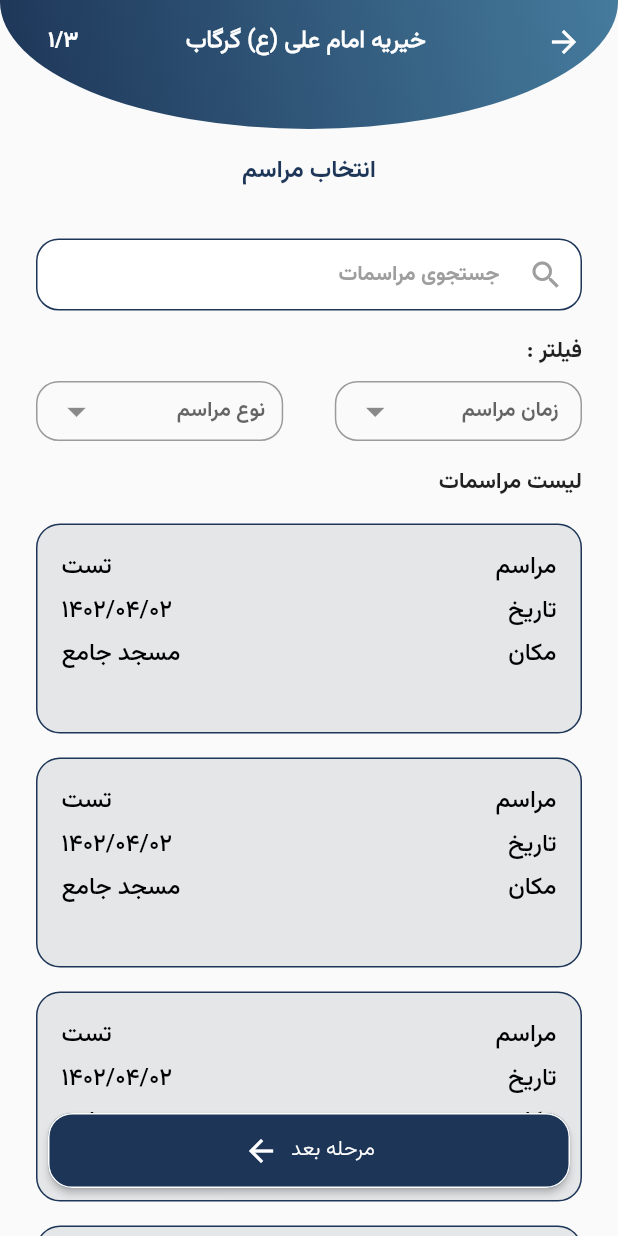
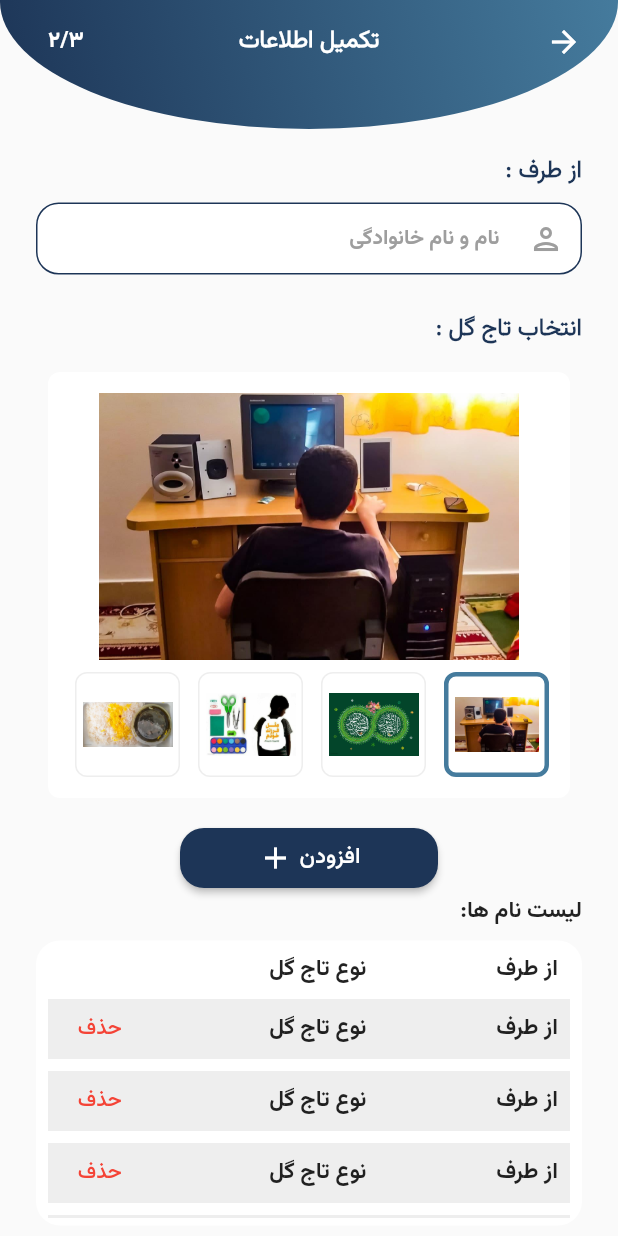
Before and after one commit to MJbidram/charity, a Flutter app: the screen it shows after launch, on a phone screen of 412 x 824 dp. Run offline on Flutter 3.47's test engine with Material 2 defaults, Android fonts, the phone set to English and light mode, and no system bars; our stand-ins replace awesome_dialog, cached_network_image, carousel_slider, dartz, dio, dropdown_button2 and 13 more; missing offline and left inert: dart:ffi, data_connection_checker_nulls, digit_to_persian_word, persian_number_utility, pushpole; accounts and stored records are empty.

Commit message:
add furtherـinformation Screen

```diff
--- a/lib/main.dart
+++ b/lib/main.dart
@@ -3,6 +3,7 @@ import 'package:charity/constants/constants.dart';
 import 'package:charity/di/di.dart';
 import 'package:charity/screens/pages/splash_screen.dart';
 import 'package:charity/screens/pages/wreath_screens/choose_event_screen.dart';
+import 'package:charity/screens/pages/wreath_screens/further%D9%80information.dart';
 import 'package:charity/screens/pages/wreath_screens/reserve_wreath_screen.dart';
 import 'package:flutter/material.dart';
 import 'package:flutter_bloc/flutter_bloc.dart';
@@ -57,7 +58,7 @@ class _MyAppState extends State<MyApp> {
       //   create: (context) => SplashBloc(),
       //   child: const SplashScreen(),
       // ),
-      home: ChooseEventScreen(),
+      home: FurtherInformationScreen(),
       theme: ThemeData(
         fontFamily: 'VB',
         backgroundColor: Colors.grey[200],
--- /dev/null
+++ b/lib/screens/pages/wreath_screens/furtherـinformation.dart
@@ -0,0 +1,383 @@
+import 'package:flutter/material.dart';
+import 'package:flutter/src/widgets/framework.dart';
+import 'package:flutter/src/widgets/placeholder.dart';
+
+import '../../../constants/constants.dart';
+
+class FurtherInformationScreen extends StatelessWidget {
+  FurtherInformationScreen({super.key});
+  List<String>? names;
+  @override
+  Widget build(BuildContext context) {
+    return Scaffold(
+      body: CustomScrollView(
+        slivers: [
+          _getAppBar(context),
+          _getNameTextFildandTitle(context),
+          getGallery(),
+          SliverToBoxAdapter(
+            child: Padding(
+              padding: const EdgeInsets.symmetric(horizontal: 120),
+              child: ElevatedButton(
+                style: ElevatedButton.styleFrom(
+                  backgroundColor: blueDark,
+                  minimumSize: Size(
+                    100,
+                    40,
+                  ),
+                  shape: RoundedRectangleBorder(
+                    borderRadius: BorderRadius.circular(16),
+                  ),
+                ),
+                onPressed: () {},
+                child:
+                    Row(mainAxisAlignment: MainAxisAlignment.center, children: [
+                  Text(
+                    'افزودن',
+                    style: Theme.of(context)
+                        .textTheme
+                        .headline2!
+                        .copyWith(fontSize: 15),
+                  ),
+                  const SizedBox(
+                    width: 4,
+                  ),
+                  const Icon(
+                    Icons.add,
+                    size: 24,
+                  ),
+                ]),
+              ),
+            ),
+          ),
+          const SliverToBoxAdapter(
+            child: Padding(
+                padding: EdgeInsets.symmetric(horizontal: 24),
+                child: Text('لیست نام ها:')),
+          ),
+          _getReservesNameList(),
+          _getNextLevelButton(context)
+        ],
+      ),
+    );
+  }
+
+  SliverToBoxAdapter _getReservesNameList() {
+    return SliverToBoxAdapter(
+      child: Padding(
+        padding: const EdgeInsets.only(left: 24, right: 24, bottom: 16, top: 8),
+        child: Container(
+          height: 190,
+          decoration: BoxDecoration(
+            color: white,
+            borderRadius: BorderRadius.circular(16),
+          ),
+          child: Column(
+            mainAxisAlignment: MainAxisAlignment.start,
+            children: [
+              Padding(
+                padding: const EdgeInsets.only(
+                    left: 16, right: 16, top: 8, bottom: 4),
+                child: Row(
+                  mainAxisAlignment: MainAxisAlignment.spaceBetween,
+                  children: const [
+                    Text('از طرف'),
+                    Text('نوع تاج گل'),
+                    SizedBox(
+                      width: 53,
+                    )
+                  ],
+                ),
+              ),
+              SizedBox(
+                height: 150,
+                child: ListView.builder(
+                  reverse: false,
+                  itemCount: 5,
+                  itemBuilder: (context, index) {
+                    return Padding(
+                      padding: const EdgeInsets.symmetric(horizontal: 8),
+                      child: Container(
+                        margin: const EdgeInsets.symmetric(vertical: 4),
+                        height: 40,
+                        color: grey,
+                        child: Padding(
+                          padding: const EdgeInsets.symmetric(horizontal: 8),
+                          child: Row(
+                            mainAxisAlignment: MainAxisAlignment.spaceBetween,
+                            children: [
+                              Text('از طرف'),
+                              Text('نوع تاج گل'),
+                              SizedBox(
+                                width: 53,
+                                child: TextButton(
+                                  onPressed: () {},
+                                  child: Text(
+                                    'حذف',
+                                    style: Theme.of(context)
+                                        .textTheme
+                                        .headline2!
+                                        .copyWith(
+                                            color: Colors.red, fontSize: 14),
+                                  ),
+                                ),
+                              ),
+                            ],
+                          ),
+                        ),
+                      ),
+                    );
+                  },
+                ),
+              ),
+            ],
+          ),
+        ),
+      ),
+    );
+  }
+
+  SliverToBoxAdapter _getNextLevelButton(BuildContext context) {
+    return SliverToBoxAdapter(
+      child: Padding(
+        padding: const EdgeInsets.symmetric(horizontal: 24),
+        child: ElevatedButton(
+          style: ElevatedButton.styleFrom(
+            backgroundColor: blueDark,
+            minimumSize: Size(
+              MediaQuery.of(context).size.width / 2.5,
+              50,
+            ),
+            shape: RoundedRectangleBorder(
+              borderRadius: BorderRadius.circular(16),
+              // side: BorderSide(
+              //   width: 1,
+              //   color: white,
+              // ),
+            ),
+          ),
+          onPressed: () {},
+          child: Row(mainAxisAlignment: MainAxisAlignment.center, children: [
+            Text(
+              'مرحله بعد',
+              style: Theme.of(context).textTheme.headline3,
+            ),
+            const SizedBox(
+              width: 4,
+            ),
+            const Icon(
+              Icons.arrow_forward,
+              size: 24,
+            ),
+          ]),
+        ),
+      ),
+    );
+  }
+
+  SliverToBoxAdapter _getNameTextFildandTitle(BuildContext context) {
+    return SliverToBoxAdapter(
+      child: Column(
+        crossAxisAlignment: CrossAxisAlignment.start,
+        children: [
+          const SizedBox(
+            height: 16,
+          ),
+          Padding(
+            padding: const EdgeInsets.symmetric(horizontal: 24),
+            child: Text(
+              'از طرف :',
+              style: Theme.of(context).textTheme.headline6,
+            ),
+          ),
+          _getNameTextFild(context),
+          const SizedBox(
+            height: 16,
+          ),
+          Padding(
+            padding: const EdgeInsets.symmetric(horizontal: 24),
+            child: Text(
+              'انتخاب تاج گل :',
+              style: Theme.of(context).textTheme.headline6,
+            ),
+          ),
+        ],
+      ),
+    );
+  }
+
+  SliverAppBar _getAppBar(BuildContext context) {
+    return SliverAppBar(
+      title: const Text('تکمیل اطلاعات'),
+      centerTitle: true,
+      backgroundColor: Colors.transparent,
+      pinned: false,
+      expandedHeight: AppBar().preferredSize.height + 30,
+      flexibleSpace: FlexibleSpaceBar(
+        background: Container(
+          decoration: BoxDecoration(
+            gradient: blueGradient,
+            borderRadius: BorderRadius.vertical(
+              bottom: Radius.elliptical(MediaQuery.of(context).size.width, 170),
+            ),
+          ),
+        ),
+      ),
+      leading: Padding(
+        padding: const EdgeInsets.symmetric(horizontal: 16),
+        child: IconButton(
+          icon: const Icon(
+            Icons.arrow_back,
+          ),
+          onPressed: () => Navigator.of(context).pop(),
+        ),
+      ),
+      actions: const [
+        Padding(
+          padding: EdgeInsets.symmetric(horizontal: 32, vertical: 16),
+          child: Text('۲/۳'),
+        ),
+      ],
+    );
+  }
+
+  Padding _getNameTextFild(BuildContext context) {
+    return Padding(
+      padding: const EdgeInsets.symmetric(horizontal: 24, vertical: 8),
+      child: TextField(
+        // focusNode: focusNode,
+
+        decoration: InputDecoration(
+          prefixIcon: const Icon(
+            Icons.person_outlined,
+            color: Colors.grey,
+          ),
+          // suffixIcon: Icon(
+          //   Icons.filter_alt_sharp,
+          //   color: Colors.grey,
+          // ),
+          filled: true,
+          fillColor: white,
+          contentPadding:
+              const EdgeInsets.symmetric(horizontal: 16, vertical: 8),
+          enabledBorder: OutlineInputBorder(
+            borderSide: BorderSide(width: 1, color: blueDark),
+            borderRadius: const BorderRadius.all(Radius.circular(15)),
+          ),
+          focusedBorder: OutlineInputBorder(
+            borderSide: BorderSide(
+              color: blueLight,
+              width: 2,
+            ),
+            borderRadius: const BorderRadius.all(Radius.circular(15)),
+          ),
+          hintText: '  نام و نام خانوادگی  ',
+          hintStyle: const TextStyle(color: Colors.grey, fontSize: 14),
+        ),
+      ),
+    );
+  }
+}
+
+class getGallery extends StatefulWidget {
+  List<String> productImages = [
+    'assets/images/item10.jpg',
+    'assets/images/item11.jpg',
+    'assets/images/item12.jpg',
+    'assets/images/item13.jpg',
+    'assets/images/item14.jpg',
+  ];
+
+  int selectedItem = 0;
+
+  getGallery({
+    Key? key,
+  }) : super(key: key);
+
+  @override
+  State<getGallery> createState() => _getGalleryState();
+}
+
+class _getGalleryState extends State<getGallery> {
+  @override
+  Widget build(BuildContext context) {
+    return SliverToBoxAdapter(
+      child: Padding(
+        padding:
+            const EdgeInsets.only(right: 32, left: 32, top: 16, bottom: 16),
+        child: Container(
+          height: 284,
+          decoration: BoxDecoration(
+            color: white,
+            borderRadius: BorderRadius.circular(8),
+          ),
+          child: Padding(
+            padding: const EdgeInsets.all(14),
+            child: Column(
+              children: [
+                Expanded(
+                  child: Padding(
+                    padding: const EdgeInsets.only(
+                      bottom: 8,
+                    ),
+                    child: SizedBox(
+                      height: 200,
+                      width: 280,
+                      child: Image.asset(
+                        widget.productImages[widget.selectedItem],
+                        fit: BoxFit.cover,
+                      ),
+                    ),
+                  ),
+                ),
+                if (widget.productImages.isNotEmpty) ...{
+                  SizedBox(
+                    height: 70,
+                    child: ListView.builder(
+                        itemCount: widget.productImages.length,
+                        scrollDirection: Axis.horizontal,
+                        itemBuilder: (context, index) {
+                          return Padding(
+                            padding: const EdgeInsets.only(
+                              left: 12,
+                            ),
+                            child: GestureDetector(
+                              onTap: () {
+                                setState(() {
+                                  widget.selectedItem = index;
+                                });
+                              },
+                              child: Container(
+                                height: 70,
+                                width: 70,
+                                decoration: BoxDecoration(
+                                  border: Border.all(
+                                    width: widget.selectedItem == index ? 3 : 1,
+                                    color: widget.selectedItem == index
+                                        ? blueLight
+                                        : grey,
+                                  ),
+                                  borderRadius: BorderRadius.circular(8),
+                                ),
+                                child: Padding(
+                                  padding: const EdgeInsets.symmetric(
+                                      vertical: 4, horizontal: 4),
+                                  child: Image(
+                                    image:
+                                        AssetImage(widget.productImages[index]),
+                                  ),
+                                ),
+                              ),
+                            ),
+                          );
+                        }),
+                  )
+                }
+              ],
+            ),
+          ),
+        ),
+      ),
+    );
+  }
+}
--- a/lib/screens/pages/wreath_screens/reserve_wreath_screen.dart
+++ b/lib/screens/pages/wreath_screens/reserve_wreath_screen.dart
@@ -13,7 +13,7 @@ class ReserveWreathScreen extends StatelessWidget {
       body: CustomScrollView(
         slivers: [
           _getAppBar(context),
-          _getTitle(context),
+          // _getTitle(context),
           _getImage(),
           _getBody(context),
         ],
@@ -124,7 +124,7 @@ class ReserveWreathScreen extends StatelessWidget {
 
   SliverAppBar _getAppBar(BuildContext context) {
     return SliverAppBar(
-      title: Text(shortName),
+      title: Text('سفارش تاج گل'),
       centerTitle: true,
       backgroundColor: Colors.transparent,
       pinned: false,
```
Also changed, not shown: lib/screens/pages/wreath_screens/choose_event_screen.dart (+72 -18 lines).
